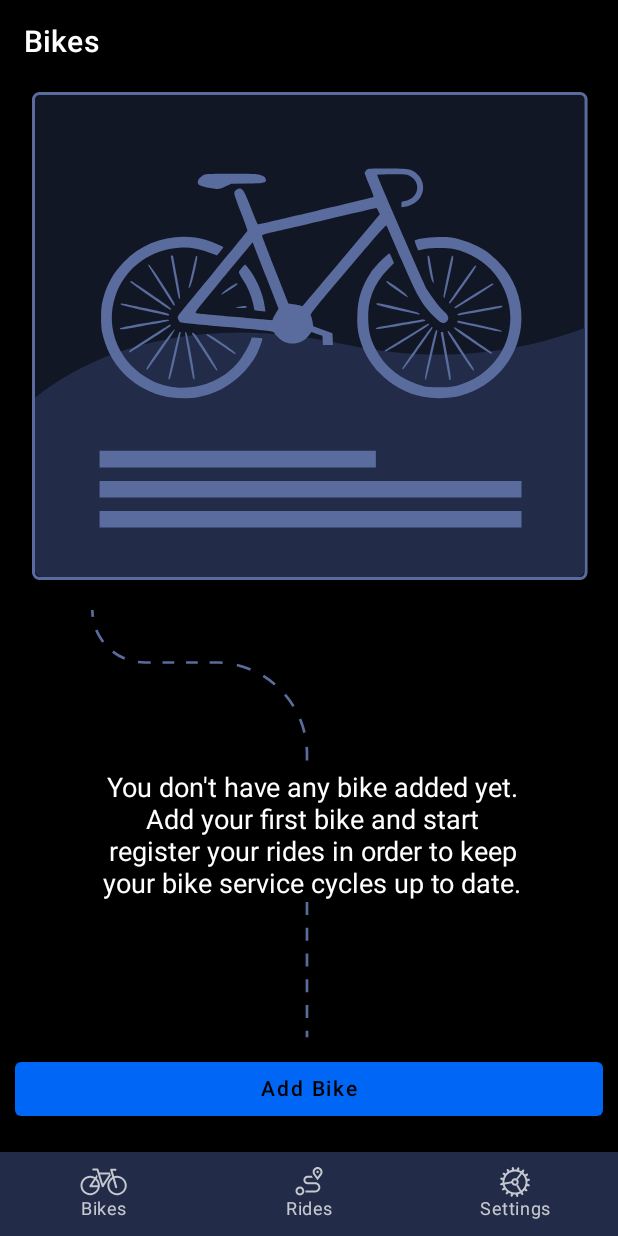
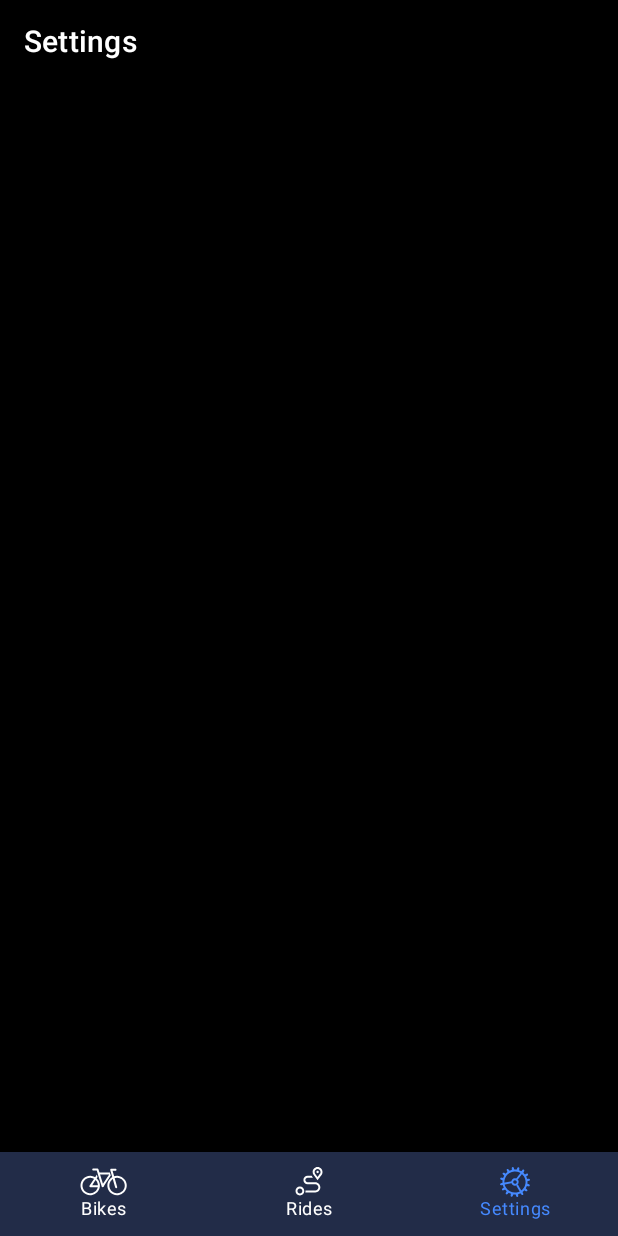
Before and after one commit to catacretu/MyBike, an Android app built with Jetpack Compose: the screen it shows after launch (MainActivity), item 3 of the bottom bar chosen, on a phone screen of 412 x 824 dp. Run offline under Robolectric (Android 15) with nearby library versions, the phone set to English and light mode, and no system bars; our stand-ins replace constraintlayout-compose.

Commit message:
NavigationBar resolved icons color

```diff
--- a/app/src/main/java/com/example/mybike/BottomNavItem.kt
+++ b/app/src/main/java/com/example/mybike/BottomNavItem.kt
@@ -1,8 +1,9 @@
 package com.example.mybike
 
-sealed class BottomNavItem(var title: String, var icon: Int, var screen_route: String) {
+sealed class BottomNavItem(val title: String, val icon: Int, val route: String) {
 
-    object Bikes : BottomNavItem("Bikes", R.drawable.icon_bikes_inactive, "bikes")
-    object Rides : BottomNavItem("Rides", R.drawable.icon_rides_inactive, "rides")
-    object Settings : BottomNavItem("Settings", R.drawable.icon_settings_inactive, "settings")
+    object Bikes : BottomNavItem("Bikes", R.drawable.icon_bikes_inactive, "bike_screen")
+    object Rides : BottomNavItem("Rides", R.drawable.icon_rides_inactive, "ride_screen")
+    object Settings :
+        BottomNavItem("Settings", R.drawable.icon_settings_inactive, "settings_screen")
 }
--- a/app/src/main/java/com/example/mybike/MainActivity.kt
+++ b/app/src/main/java/com/example/mybike/MainActivity.kt
@@ -11,7 +11,9 @@ import androidx.navigation.compose.NavHost
 import androidx.navigation.compose.composable
 import androidx.navigation.compose.rememberNavController
 import com.example.mybike.ui.theme.MyBikeTheme
-import com.example.mybike.views.HomeScreen
+import com.example.mybike.views.BikeScreen
+import com.example.mybike.views.RideScreen
+import com.example.mybike.views.SettingsScreen
 import com.example.mybike.views.SplashScreen
 
 class MainActivity : ComponentActivity() {
@@ -49,8 +51,14 @@ fun NavigationGraph() {
             SplashScreen(navController = navController)
         }
 
-        composable("home_screen") {
-            HomeScreen(navController = navController)
+        composable("bike_screen") {
+            BikeScreen(navController = navController)
+        }
+        composable("ride_screen") {
+            RideScreen(navController = navController)
+        }
+        composable("settings_screen") {
+            SettingsScreen(navController = navController)
         }
     }
 }
--- a/app/src/main/java/com/example/mybike/ui/theme/Color.kt
+++ b/app/src/main/java/com/example/mybike/ui/theme/Color.kt
@@ -14,6 +14,7 @@ val Pink40 = Color(0xFF7D5260)
 val White = Color(0xFFFFFFFF)
 val Black = Color(0xFF000000)
 val LightBlue = Color(0xFF0066F5)
+val SelectedIconColor = Color(0xFF4589FF)
 val GreyBlue = Color(0xFF222C48)
 val Grey = Color(0xFF5A6C9E)
 val Beige = Color(0xFFA6A6A6)
--- a/app/src/main/java/com/example/mybike/ui/theme/Theme.kt
+++ b/app/src/main/java/com/example/mybike/ui/theme/Theme.kt
@@ -56,15 +56,13 @@ fun MyBikeTheme(
     }
     val view = LocalView.current
     if (!view.isInEditMode) {
-//        val systemUiController = rememberSystemUiController()
+
         SideEffect {
             val window = (view.context as Activity).window
-
             val windowInsetsController = WindowCompat.getInsetsController(window, view)
             windowInsetsController.hide(WindowInsetsCompat.Type.statusBars())
             windowInsetsController.systemBarsBehavior =
                 WindowInsetsControllerCompat.BEHAVIOR_SHOW_TRANSIENT_BARS_BY_SWIPE
-//            systemUiController.setStatusBarColor(color = Color.Transparent)
             windowInsetsController.isAppearanceLightStatusBars = darkTheme
         }
     }
--- a/app/src/main/java/com/example/mybike/views/BikeScreen.kt
+++ b/app/src/main/java/com/example/mybike/views/BikeScreen.kt
@@ -23,17 +23,20 @@ import androidx.compose.ui.unit.dp
 import androidx.compose.ui.unit.sp
 import androidx.constraintlayout.compose.ConstraintLayout
 import androidx.navigation.NavController
+import androidx.navigation.NavDestination.Companion.hierarchy
+import androidx.navigation.NavGraph.Companion.findStartDestination
 import androidx.navigation.compose.currentBackStackEntryAsState
 import com.example.mybike.BottomNavItem
 import com.example.mybike.R
 import com.example.mybike.ui.theme.Black
 import com.example.mybike.ui.theme.GreyBlue
 import com.example.mybike.ui.theme.LightBlue
+import com.example.mybike.ui.theme.SelectedIconColor
 import com.example.mybike.ui.theme.White
 
 @SuppressLint("UnusedMaterialScaffoldPaddingParameter")
 @Composable
-fun HomeScreen(navController: NavController) {
+fun BikeScreen(navController: NavController) {
     Scaffold(
         topBar = {
             TopAppBar(
@@ -117,34 +120,37 @@ fun BottomNavigation(navController: NavController) {
     )
     BottomNavigation(
         backgroundColor = GreyBlue,
-        contentColor = White
     ) {
         val navBackStackEntry by navController.currentBackStackEntryAsState()
-        val currentRoute = navBackStackEntry?.destination?.route
-        items.forEach { item ->
+        val currentDestination = navBackStackEntry?.destination
+        items.forEach { screen ->
             BottomNavigationItem(
-                icon = { Icon(painterResource(id = item.icon), contentDescription = item.title) },
+                icon = {
+                    Icon(
+                        painterResource(id = screen.icon),
+                        contentDescription = screen.title
+                    )
+                },
                 label = {
                     Text(
-                        text = item.title,
+                        text = screen.title,
                         fontSize = 12.sp
                     )
                 },
-//                selectedContentColor = White,
-//                unselectedContentColor = Color.Black.copy(0.4f),
+                selectedContentColor = SelectedIconColor,
+                unselectedContentColor = White,
                 alwaysShowLabel = true,
-                selected = currentRoute == item.screen_route,
+                selected = currentDestination?.hierarchy?.any { it.route == screen.route } == true,
                 onClick = {
-                    navController.navigate(item.screen_route) {
+                    navController.navigate(screen.route) {
 
-                        navController.graph.startDestinationRoute?.let { screen_route ->
-                            popUpTo(screen_route) {
-                                saveState = true
-                            }
+                        popUpTo(navController.graph.findStartDestination().id) {
+                            saveState = true
                         }
-                        //Single Top means that if you launch an activity
-                        // that is already on top, it wont be created again just resumed.
+                        // Avoid multiple copies of the same destination when
+                        // reselecting the same item
                         launchSingleTop = true
+                        // Restore state when reselecting a previously selected item
                         restoreState = true
                     }
                 }
--- /dev/null
+++ b/app/src/main/java/com/example/mybike/views/RideScreen.kt
@@ -0,0 +1,39 @@
+package com.example.mybike.views
+
+import android.annotation.SuppressLint
+import androidx.compose.foundation.background
+import androidx.compose.foundation.layout.fillMaxSize
+import androidx.compose.material.Scaffold
+import androidx.compose.material.Text
+import androidx.compose.material.TopAppBar
+import androidx.compose.runtime.Composable
+import androidx.compose.ui.Modifier
+import androidx.constraintlayout.compose.ConstraintLayout
+import androidx.navigation.NavController
+import com.example.mybike.ui.theme.Black
+import com.example.mybike.ui.theme.White
+
+@SuppressLint("UnusedMaterialScaffoldPaddingParameter")
+@Composable
+fun RideScreen(navController: NavController) {
+
+    Scaffold(
+        topBar = {
+            TopAppBar(
+                title = { Text("Rides", color = White) },
+                backgroundColor = Black
+            )
+        },
+        bottomBar = {
+            BottomNavigation(navController = navController)
+        }) {
+        ConstraintLayout(
+            modifier = Modifier
+                .background(Black)
+                .fillMaxSize(),
+        )
+        {
+
+        }
+    }
+}
--- /dev/null
+++ b/app/src/main/java/com/example/mybike/views/SettingsScreen.kt
@@ -0,0 +1,38 @@
+package com.example.mybike.views
+
+import android.annotation.SuppressLint
+import androidx.compose.foundation.background
+import androidx.compose.foundation.layout.fillMaxSize
+import androidx.compose.material.Scaffold
+import androidx.compose.material.Text
+import androidx.compose.material.TopAppBar
+import androidx.compose.runtime.Composable
+import androidx.compose.ui.Modifier
+import androidx.constraintlayout.compose.ConstraintLayout
+import androidx.navigation.NavController
+import com.example.mybike.ui.theme.Black
+import com.example.mybike.ui.theme.White
+
+@SuppressLint("UnusedMaterialScaffoldPaddingParameter")
+@Composable
+fun SettingsScreen(navController: NavController) {
+    Scaffold(
+        topBar = {
+            TopAppBar(
+                title = { Text("Settings", color = White) },
+                backgroundColor = Black
+            )
+        },
+        bottomBar = {
+            BottomNavigation(navController = navController)
+        }) {
+        ConstraintLayout(
+            modifier = Modifier
+                .background(Black)
+                .fillMaxSize(),
+        )
+        {
+
+        }
+    }
+}
--- a/app/src/main/java/com/example/mybike/views/SplashScreen.kt
+++ b/app/src/main/java/com/example/mybike/views/SplashScreen.kt
@@ -36,7 +36,7 @@ fun SplashScreen(navController: NavController) {
                 })
         )
         delay(1000L)
-        navController.navigate("home_screen")
+        navController.navigate("bike_screen")
     }
 
     // Image
```
